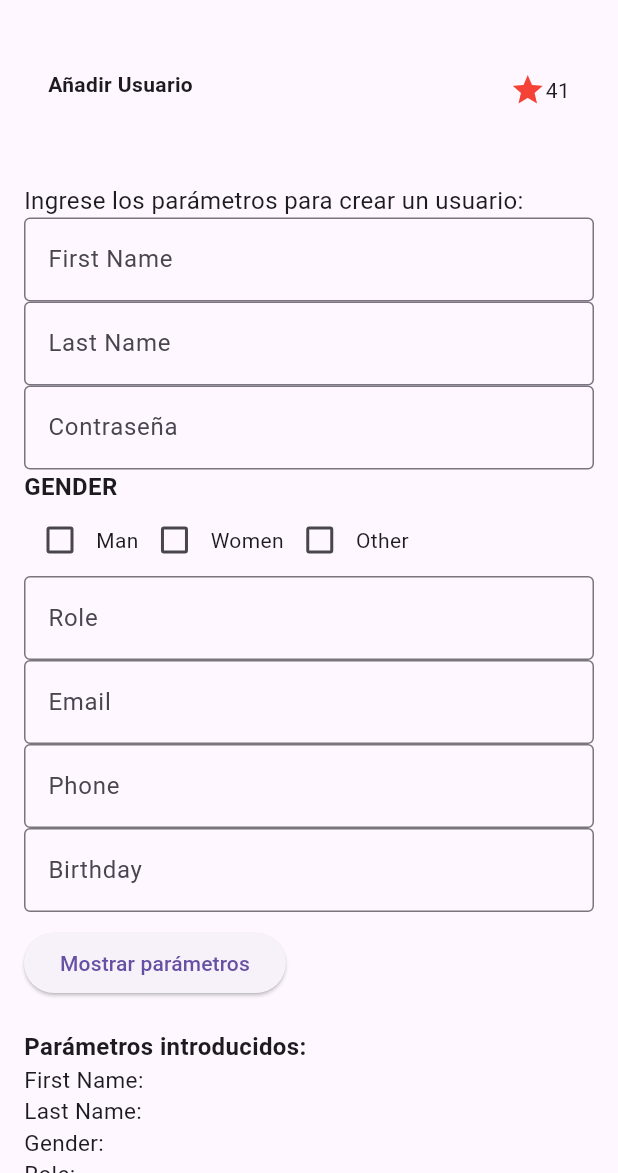
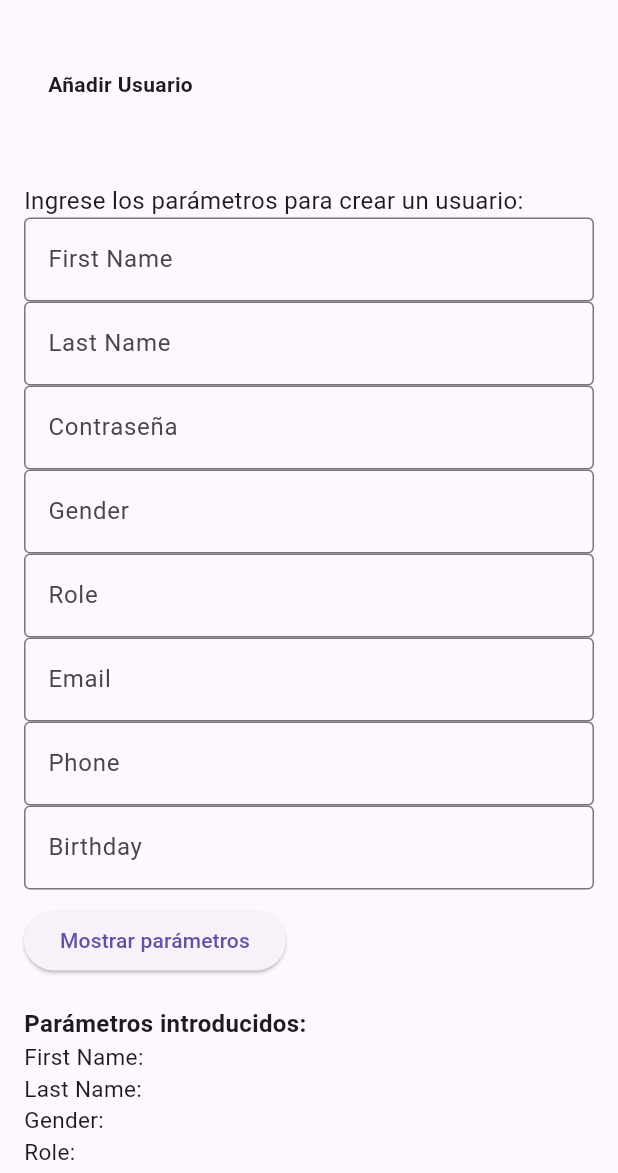
Before and after one commit to mariiomc/previoSeminarioFlutter, a Flutter app: the screen it shows after launch, after a tap on "Mostrar parámetros", on a phone screen of 412 x 824 dp, the part 63-1236 px from its top. Run offline on Flutter 3.47's test engine with Material 3 defaults, Android fonts, the phone set to English and light mode, and no system bars; network calls fail.

```diff
--- a/lib/UserService.dart
+++ b/lib/UserService.dart
@@ -1,6 +1,5 @@
 import 'dart:convert';
 import 'package:http/http.dart' as http;
-import 'package:flutter_seminario/lib/models/user.dart';
 
 class UserService {
   final String baseUrl = "http://127.0.0.1:3000"; // URL de tu backend
@@ -19,11 +18,50 @@ class UserService {
 
       if (response.statusCode == 201) {
         print('Usuario creado exitosamente');
-      } else {
-        print('Error al crear usuario - Código de estado: ${response.statusCode}');
+      } else if (response.statusCode == 500) {
+        print('Error al crear usuario - Código de estado: ${response.statusCode} - Cambiar email o phone' );
+      }
+      else{
+         print('Error al crear usuario - Código de estado: ${response.statusCode}');
       }
     } catch (e) {
       print('Error al crear usuario: $e');
+
     }
   }
 }
+
+class User {
+  final String first_name;
+  final String last_name;
+  final String gender;
+  final String role;
+  final String password;
+  final String email;
+  final String phone_number;
+  final String birth_date;
+
+  User({
+    required this.first_name,
+    required this.last_name,
+    required this.gender,
+    required this.role,
+    required this.password,
+    required this.email,
+    required this.phone_number,
+    required this.birth_date,
+  });
+
+  Map<String, dynamic> toJson() {
+    return {
+      'first_name': first_name,
+      'last_name': last_name,
+      'gender': gender,
+      'role': role,
+      'password': password,
+      'email': email,
+      'phone_number': phone_number,
+      'birth_date': birth_date,
+    };
+  }
+}
--- a/lib/params.dart
+++ b/lib/params.dart
@@ -1,4 +1,5 @@
 import 'package:flutter/material.dart';
+import 'package:flutter_seminario/UserService.dart';
 
 class ParamsSection extends StatefulWidget {
   const ParamsSection({super.key});
@@ -32,6 +33,13 @@ class _ParamsSectionState extends State<ParamsSection> {
   bool _women = false;
   bool _other = false;
 
+late UserService _userService;
+
+@override
+void initState(){
+  super.initState();
+  _userService = UserService();
+}
 
   @override
   void dispose() {
@@ -57,6 +65,29 @@ class _ParamsSectionState extends State<ParamsSection> {
       _enteredPhone = _phoneController.text;
       _enteredBirthday = _birthdayController.text;
     });
+
+    User newUser = User(
+    first_name: _firstnameController.text,
+    last_name: _lastnameController.text,
+    gender: _enteredGender, // Aquí usamos el campo de género seleccionado
+    role: _roleController.text,
+    password: _passwordController.text,
+    email: _emailController.text,
+    phone_number: _phoneController.text,
+    birth_date: _enteredBirthday, // Aquí usamos la fecha de cumpleaños seleccionada
+  );
+
+
+
+_userService.createUser(newUser).then((_) {
+    // Éxito al enviar el usuario al backend, realizar acciones adicionales si es necesario
+    print('Usuario creado exitosamente');
+  }).catchError((error) {
+    // Manejar errores de solicitud HTTP
+    print('Error al enviar usuario al backend: $error');
+
+  });
+
   }
 
   @override
@@ -91,45 +122,52 @@ class _ParamsSectionState extends State<ParamsSection> {
               border: OutlineInputBorder(),
             ),
           ),
-            const Text(
-              'GENDER',
-                style: TextStyle(fontSize: 16, fontWeight: FontWeight.bold),
+            // const Text(
+            //   'GENDER',
+            //     style: TextStyle(fontSize: 16, fontWeight: FontWeight.bold),
+            // ),
+            // Row(
+            // children: [
+            //   Checkbox(
+            //   value: _man,
+            //   onChanged: (bool? value) {
+            //     setState(() {
+            //       _man = value!;
+            //       _enteredGender = 'man';
+            //     });
+            //   },
+            // ),
+            // const Text('Man'),
+            // Checkbox(
+            //   value: _women,
+            //   onChanged: (bool? value) {
+            //     setState(() {
+            //       _women = value!;
+            //       _enteredGender = 'woman';
+            //     });
+            //   },
+            // ),
+            // const Text('Women'),
+            // Checkbox(
+            //   value: _other,
+            //   onChanged: (bool? value) {
+            //     setState(() {
+            //       _other = value!;
+            //       _enteredGender = 'other';
+
+            //     });
+            //   },
+            // ),
+            // const Text('Other'),
+            // ],
+            TextField(
+            controller: _genderController,
+            decoration: const InputDecoration(
+              hintText: 'Gender',
+              border: OutlineInputBorder(),
             ),
-            Row(
-            children: [
-              Checkbox(
-              value: _man,
-              onChanged: (bool? value) {
-                setState(() {
-                  _man = value!;
-                  _enteredGender = 'man';
-                });
-              },
-            ),
-            const Text('Man'),
-            Checkbox(
-              value: _women,
-              onChanged: (bool? value) {
-                setState(() {
-                  _women = value!;
-                  _enteredGender = 'woman';
-                });
-              },
-            ),
-            const Text('Women'),
-            Checkbox(
-              value: _other,
-              onChanged: (bool? value) {
-                setState(() {
-                  _other = value!;
-                  _enteredGender = 'other';
-
-                });
-              },
-            ),
-            const Text('Other'),
-            ],
           ),
+          //),
           TextField(
             controller: _roleController,
             decoration: const InputDecoration(
--- a/lib/title.dart
+++ b/lib/title.dart
@@ -32,14 +32,7 @@ class TitleSection extends StatelessWidget {
               ],
             ),
           ),
-          /*3*/
-          // #docregion Icon
-          Icon(
-            Icons.star,
-            color: Colors.red[500],
-          ),
           // #enddocregion Icon
-          const Text('41'),
         ],
       ),
     );
```
